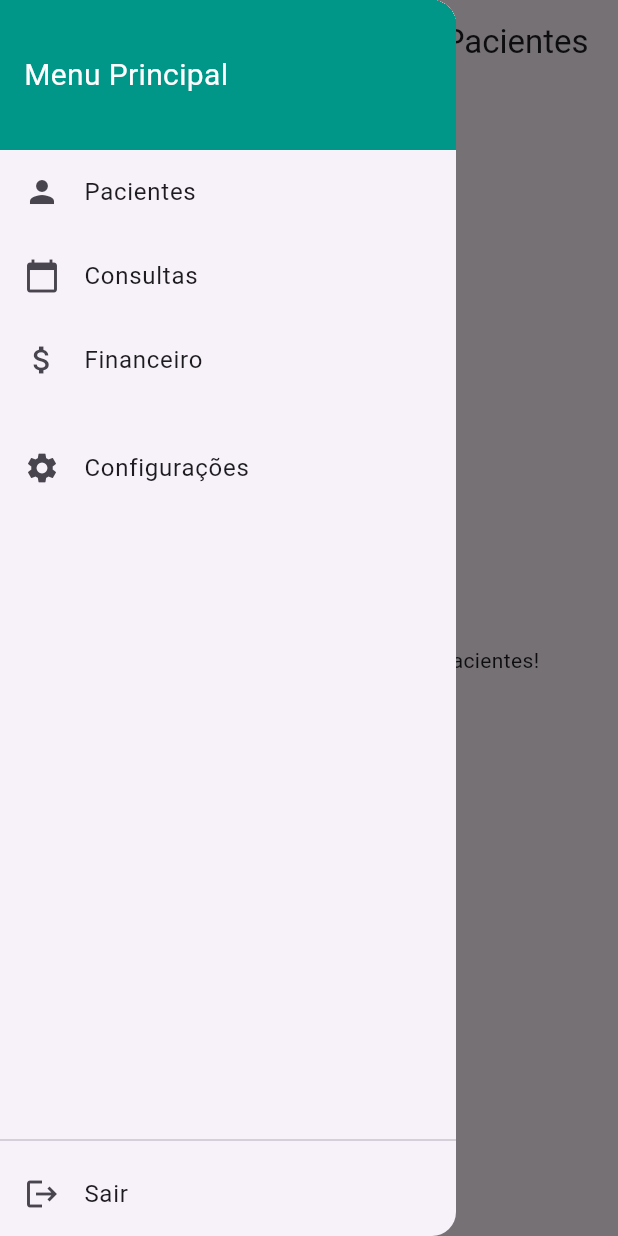
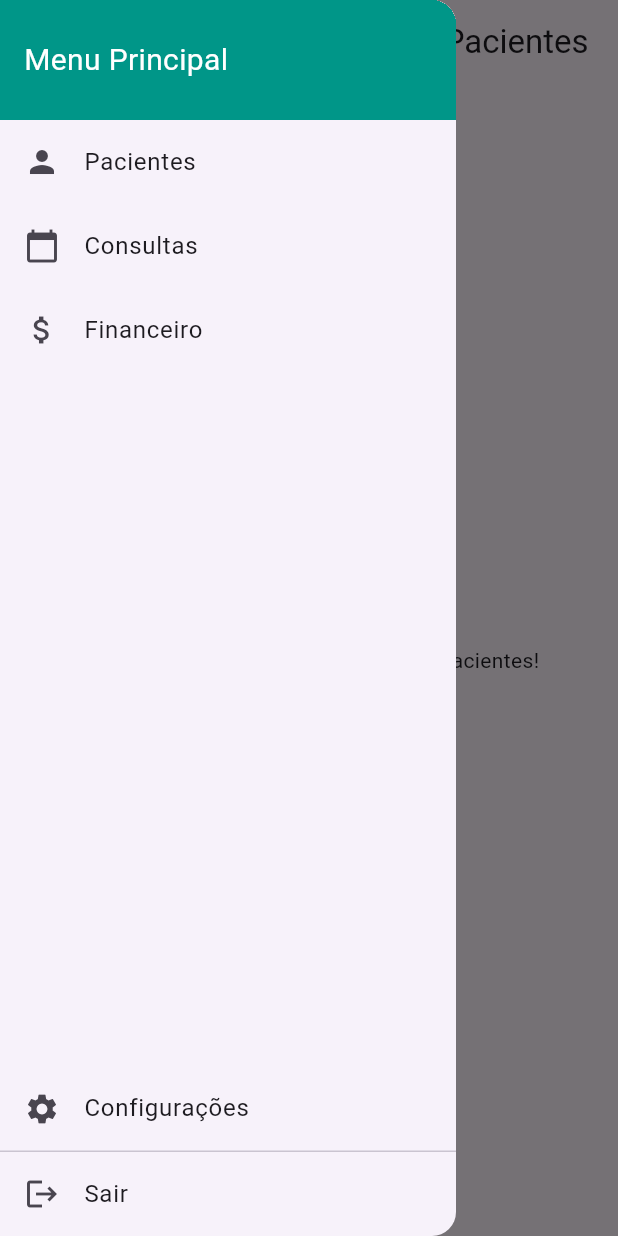
Before and after one commit to DiegoViana90/carebase, a Flutter app: the DashboardPage screen opened by its route, with the side drawer open, on a phone screen of 412 x 824 dp. Run offline on Flutter 3.47's test engine with Material 3 defaults, Android fonts, the phone set to English and light mode, and no system bars; our stand-ins replace shared_preferences; accounts and stored records are empty.

Commit message:
refactor: ajusta posicionamento do dashboard

```diff
--- a/lib/pages/dashboard_page.dart
+++ b/lib/pages/dashboard_page.dart
@@ -40,9 +40,9 @@ class DashboardPage extends StatelessWidget {
       drawer: Drawer(
         child: Column(
           children: [
-            // Cabeçalho mais compacto
+            // Cabeçalho compacto
             Container(
-              height: 100,
+              height: 80,
               width: double.infinity,
               color: Colors.teal,
               alignment: Alignment.centerLeft,
@@ -53,11 +53,7 @@ class DashboardPage extends StatelessWidget {
               ),
             ),
 
-            // Conteúdo do menu
-            Expanded(
-              child: ListView(
-                padding: EdgeInsets.zero,
-                children: [
+            // Lista principal
             ListTile(
               leading: const Icon(Icons.person),
               title: const Text('Pacientes'),
@@ -82,7 +78,9 @@ class DashboardPage extends StatelessWidget {
                 Navigator.pushNamed(context, '/financeiro');
               },
             ),
-                  const SizedBox(height: 16),
+
+            const Spacer(),
+
             ListTile(
               leading: const Icon(Icons.settings),
               title: const Text('Configurações'),
@@ -91,13 +89,7 @@ class DashboardPage extends StatelessWidget {
                 Navigator.pushNamed(context, '/config');
               },
             ),
-                ],
-              ),
-            ),
-
-            const Divider(),
-
-            // Sair
+            const Divider(height: 1),
             ListTile(
               leading: const Icon(Icons.logout),
               title: const Text('Sair'),
```
Lines whose indentation alone changed are shown as unchanged.
